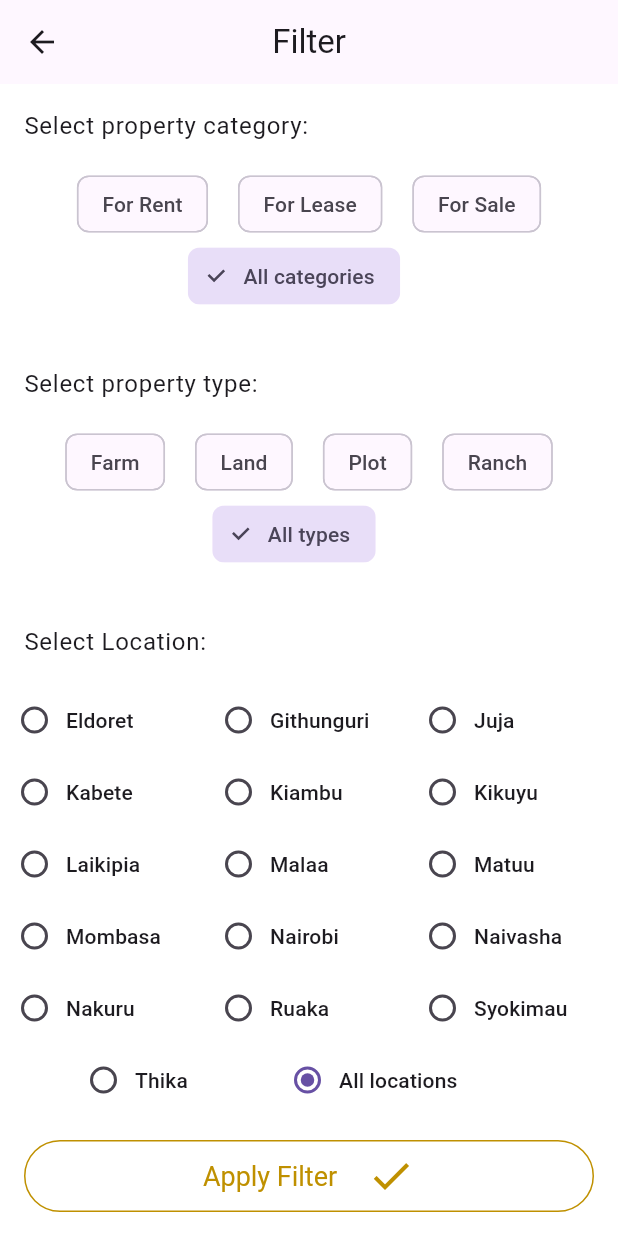
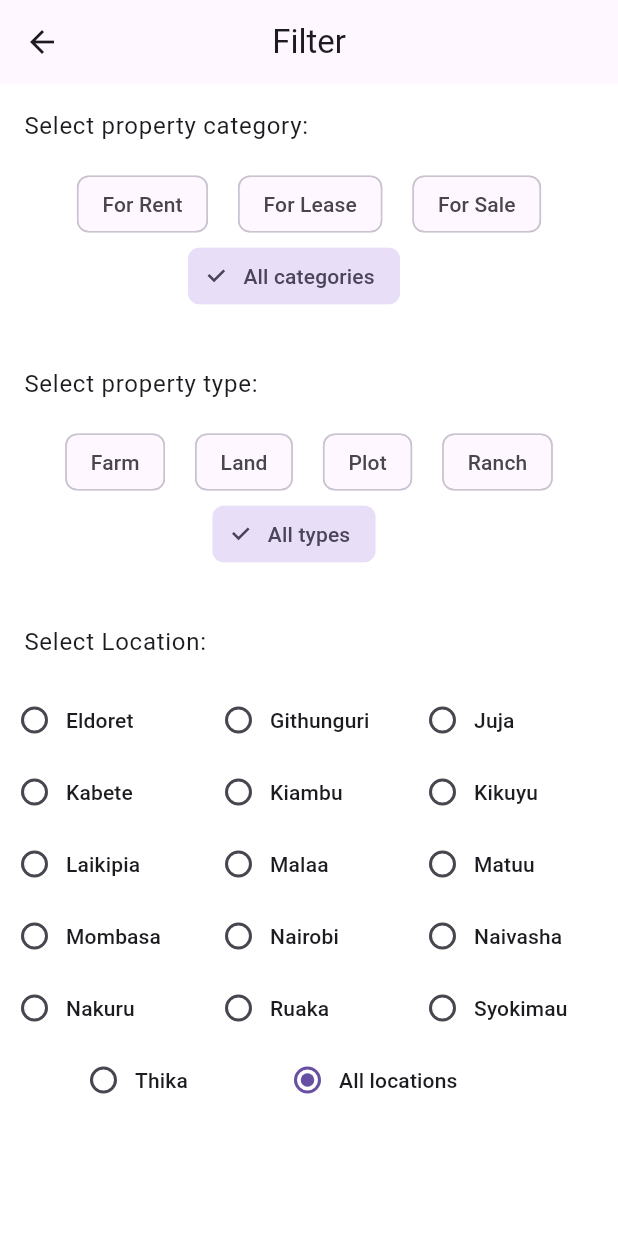
Before and after one commit to SamuelWakoli/heureux_properties, a Flutter app: the FilterPage screen opened directly, on a phone screen of 412 x 824 dp. Run offline on Flutter 3.47's test engine with Material 2 defaults, Android fonts, the phone set to English and light mode, and no system bars; our stand-ins replace cached_network_image, cloud_firestore, easy_dynamic_theme, firebase_auth, firebase_core, firebase_storage and 3 more; missing offline and left inert: firebase_ui_auth, firebase_ui_oauth_google; accounts and stored records are empty; generated files the repository leaves out were written again; network calls fail.

Commit message:
minor design edits

```diff
--- a/lib/pages/feedback.dart
+++ b/lib/pages/feedback.dart
@@ -27,9 +27,6 @@ class _FeedbackPageState extends State<FeedbackPage> {
               },
               minLines: 8,
               maxLines: 8,
-              cursorHeight: 22,
-              cursorWidth: 2,
-              cursorColor: Theme.of(context).primaryColor,
               decoration: InputDecoration(
                 labelText: 'Type here:',
                 labelStyle: TextStyle(color: Theme.of(context).primaryColor),
--- a/lib/pages/filter.dart
+++ b/lib/pages/filter.dart
@@ -461,35 +461,6 @@ class _FilterPageState extends State<FilterPage> {
             ),
           ],
         ),
-        Padding(
-          padding: const EdgeInsets.all(16),
-          child: OutlinedButton(
-              style: ButtonStyle(
-                  side: MaterialStateProperty.resolveWith((states) =>
-                      BorderSide(color: Theme.of(context).primaryColor))),
-              onPressed: () {
-                Navigator.pop(context);
-              },
-              child: Padding(
-                padding: const EdgeInsets.all(8.0),
-                child: Row(
-                  mainAxisAlignment: MainAxisAlignment.center,
-                  children: [
-                    Text(
-                      "Apply Filter",
-                      style: TextStyle(
-                          fontSize: 18, color: Theme.of(context).primaryColor),
-                    ),
-                    SizedBox(width: 20),
-                    Icon(
-                      Icons.done,
-                      size: 32,
-                      color: Theme.of(context).primaryColor,
-                    )
-                  ],
-                ),
-              )),
-        ),
       ]),
     );
   }
--- a/lib/pages/my_listings.dart
+++ b/lib/pages/my_listings.dart
@@ -1,5 +1,7 @@
 import 'package:flutter/material.dart';
 import 'package:heureux_properties/cards/my_listings.dart';
+import 'package:heureux_properties/pages/add_listing.dart';
+import 'package:heureux_properties/utils.dart';
 
 class MyListingsPage extends StatefulWidget {
   const MyListingsPage({Key? key}) : super(key: key);
@@ -50,7 +52,9 @@ class _MyListingsPageState extends State<MyListingsPage> {
           size: 36,
           //color: Theme.of(context).primaryColor,
         ),
-        onPressed: () {},
+        onPressed: () {
+          nextPage(context: context, page: const AddListingPage());
+        },
       ),
     );
   }
```
Also changed, not shown: lib/pages/inquire.dart (+4 -3 lines).
